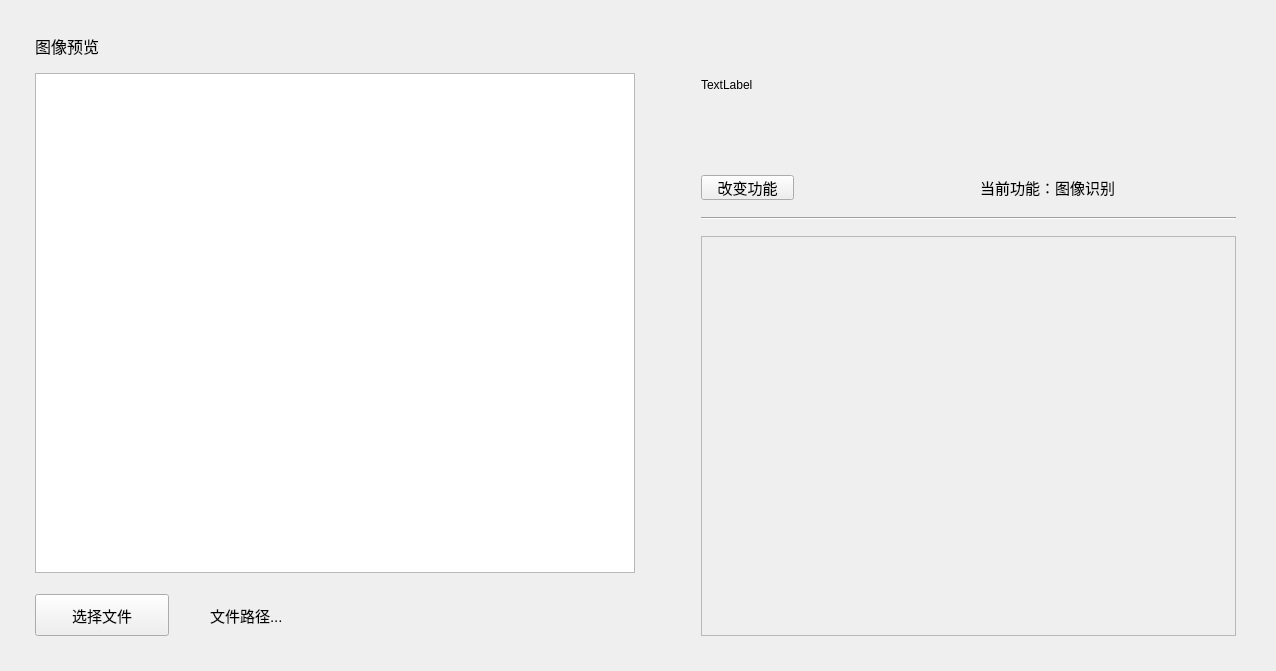
Qt form ui/object_recog_demo.ui (JasonAllen621/recog-GUI) before a commit.
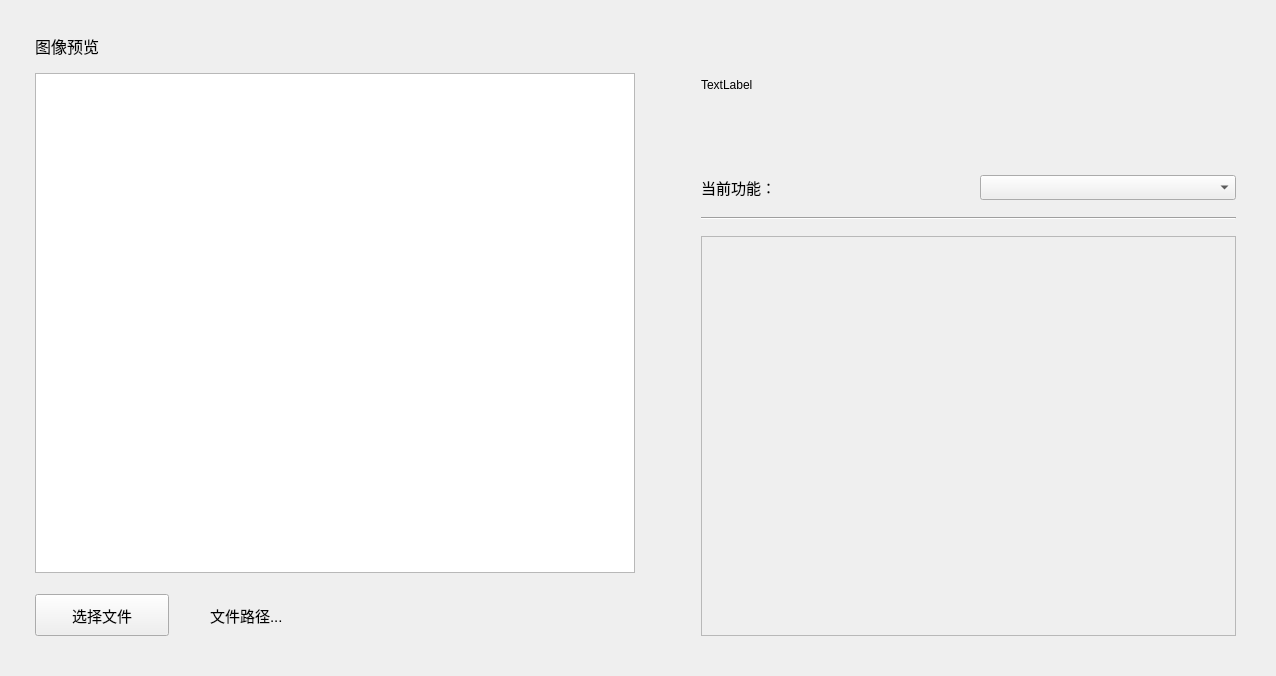
The same form after that commit.

```diff
--- a/ui/object_recog_demo.ui
+++ b/ui/object_recog_demo.ui
@@ -7,7 +7,7 @@
     <x>0</x>
     <y>0</y>
     <width>1276</width>
-    <height>671</height>
+    <height>676</height>
    </rect>
   </property>
   <property name="sizePolicy">
@@ -252,13 +252,7 @@
         <item>
          <layout class="QHBoxLayout" name="horizontalLayout_func">
           <item>
-           <widget class="QPushButton" name="pushButton_change_func">
-            <property name="sizePolicy">
-             <sizepolicy hsizetype="Preferred" vsizetype="Preferred">
-              <horstretch>3</horstretch>
-              <verstretch>1</verstretch>
-             </sizepolicy>
-            </property>
+           <widget class="QLabel" name="label_current_func">
             <property name="minimumSize">
              <size>
               <width>75</width>
@@ -273,12 +267,12 @@
             </property>
             <property name="font">
              <font>
-              <family>Agency FB</family>
+              <family>宋体</family>
               <pointsize>11</pointsize>
              </font>
             </property>
             <property name="text">
-             <string>改变功能</string>
+             <string>当前功能：</string>
             </property>
            </widget>
           </item>
@@ -299,34 +293,19 @@
            </spacer>
           </item>
           <item>
-           <widget class="QLabel" name="label_func_state">
-            <property name="sizePolicy">
-             <sizepolicy hsizetype="Preferred" vsizetype="Preferred">
-              <horstretch>5</horstretch>
-              <verstretch>1</verstretch>
-             </sizepolicy>
-            </property>
+           <widget class="QComboBox" name="comboBox_select_func">
             <property name="minimumSize">
              <size>
               <width>256</width>
               <height>25</height>
              </size>
             </property>
-            <property name="maximumSize">
-             <size>
-              <width>512</width>
-              <height>50</height>
-             </size>
-            </property>
             <property name="font">
              <font>
               <family>宋体</family>
               <pointsize>11</pointsize>
              </font>
             </property>
-            <property name="text">
-             <string>当前功能：图像识别</string>
-            </property>
            </widget>
           </item>
          </layout>
```
